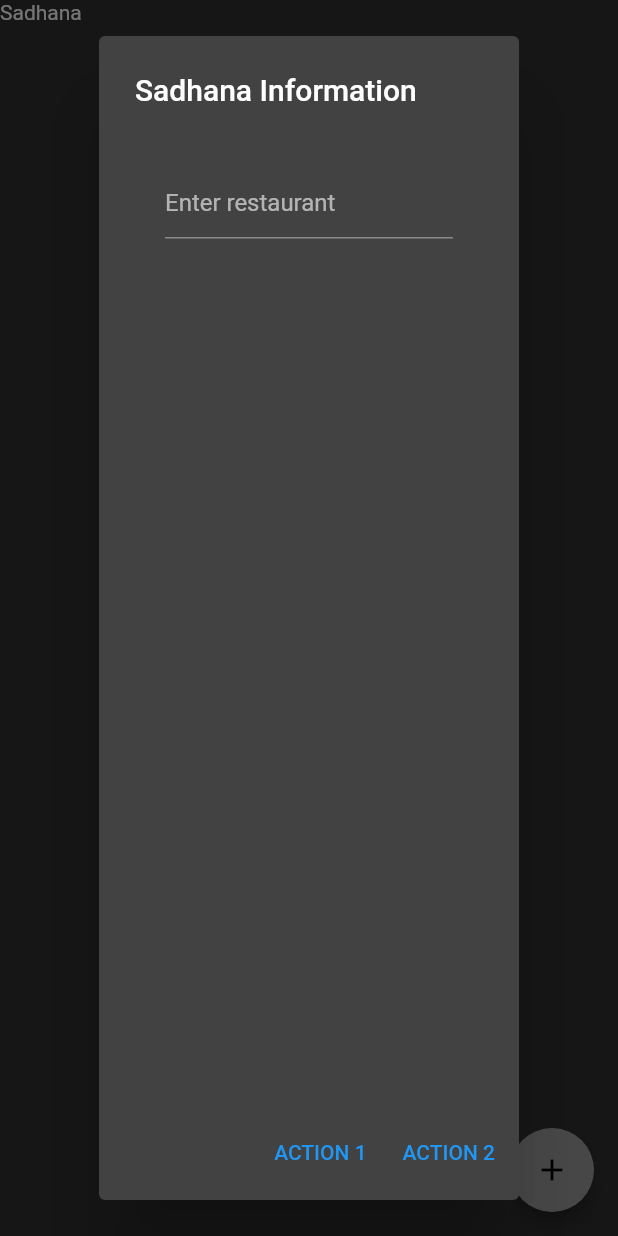
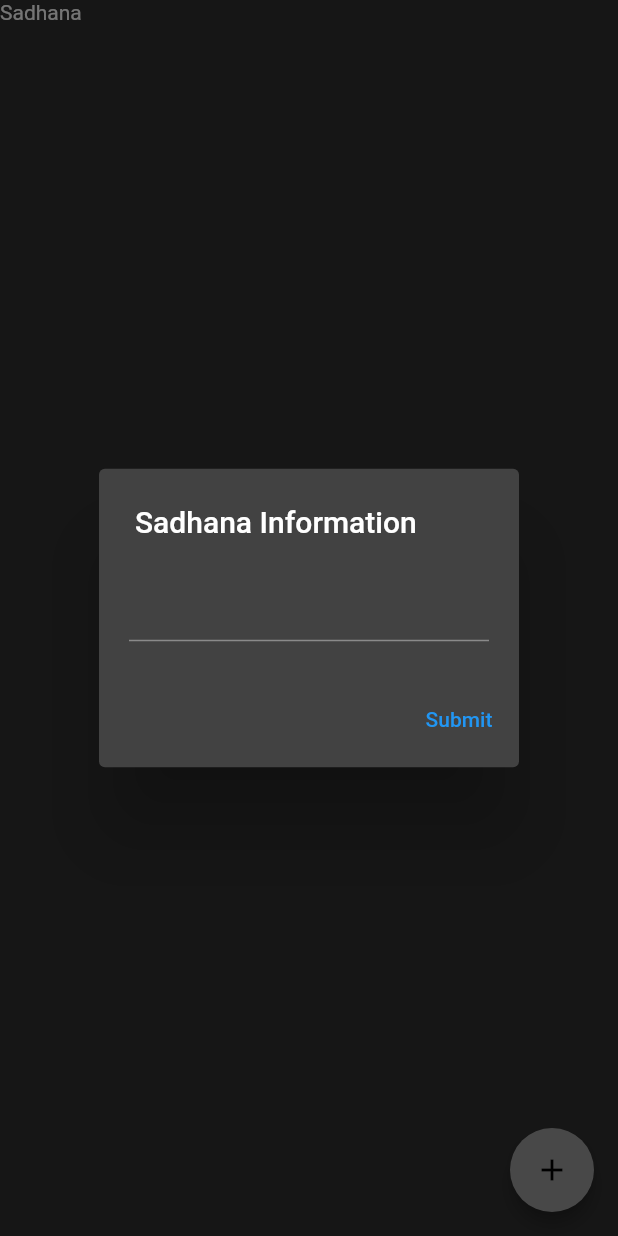
Before and after one commit to Harshal12355/folk, a Flutter app: the Sadhana screen opened directly, after a tap on the "add" icon, on a phone screen of 412 x 824 dp. Run offline on Flutter 3.47's test engine with Material 2 defaults, Android fonts, the phone set to English and light mode, and no system bars.

Commit message:
fixed dialog

```diff
--- a/lib/Sadhana.dart
+++ b/lib/Sadhana.dart
@@ -8,39 +8,26 @@ class Sadhana extends StatefulWidget {
 class _SadhanaState extends State<Sadhana> {
 
   final roundsCon = new TextEditingController();
+  final AlertDialog dialog = AlertDialog(
+    title: Text('Sadhana Information'),
+    contentPadding: EdgeInsets.zero,
+    content: Padding(
+      padding: const EdgeInsets.all(20.0),
+      child: Column(
+        mainAxisSize: MainAxisSize.min,
+        children: [
 
-  static AlertDialog dialog = AlertDialog(
-    title: Text('Sadhana Information'),
-    //contentPadding: EdgeInsets.zero,
-    content: Padding(
-        padding: EdgeInsets.all(20.0),
-        child: Column(
-          //mainAxisAlignment: MainAxisAlignment.center,
-          children: [
-            TextField(
-              decoration: InputDecoration(
-                hintText: "Enter restaurant",
+          TextField(),
 
-              ),
-              //controller: roundsCon,
-              cursorColor: Colors.black,
-
-            ),
-          ],
-        ),
+        ],
+      ),
     ),
     actions: [
       TextButton(
         //textColor: Colors.red,
         //onPressed: () => Navigator.pop(context),
         onPressed: () {  },
-        child: Text('ACTION 1'),
-      ),
-      TextButton(
-        //textColor: Colors.red,
-        //onPressed: () => Navigator.pop(context),
-        child: Text('ACTION 2'),
-        onPressed: () {},
+        child: Text('Submit'),
       ),
     ],
   );
```
